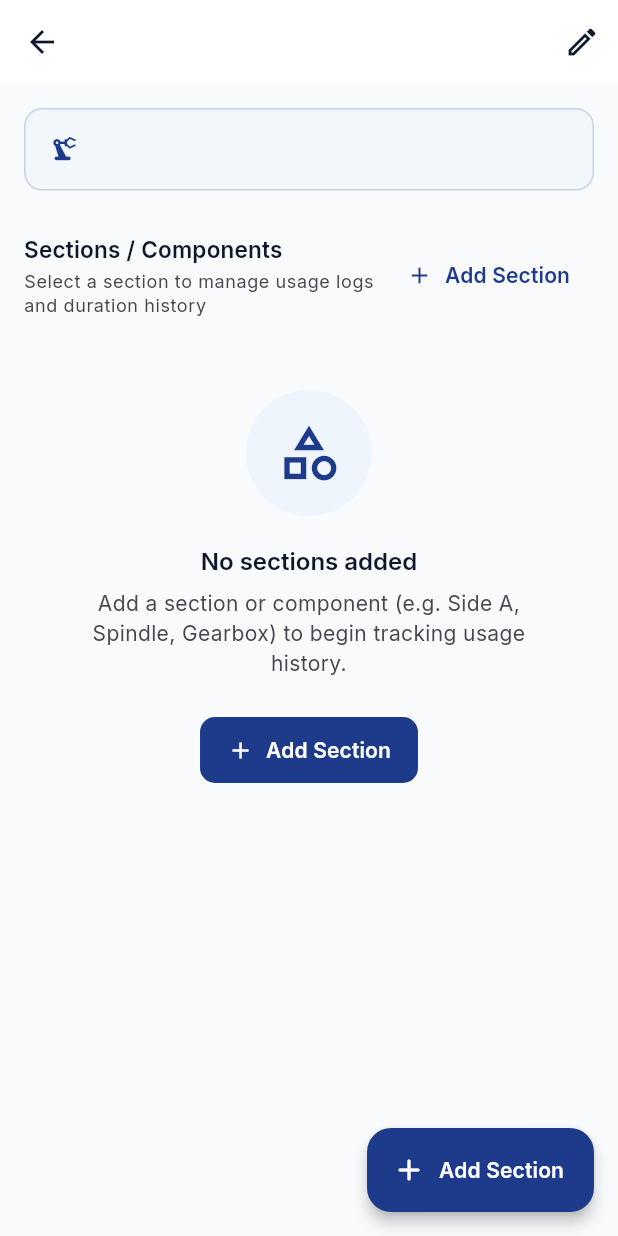
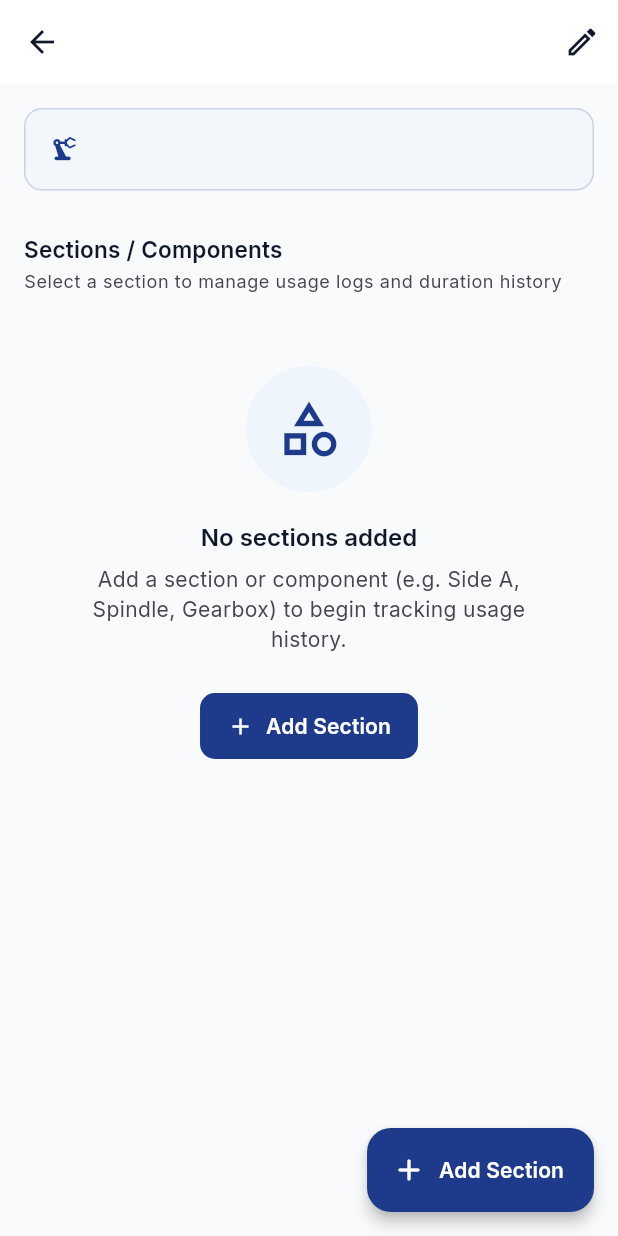
Before and after one commit to kachakaran6/equiptrack, a Flutter app: the MachineDetailScreen screen opened directly with empty values, on a phone screen of 412 x 824 dp. Run offline on Flutter 3.47's test engine with Material 3 defaults, Android fonts, the light colour scheme and no system bars; our stand-ins replace flex_color_scheme, flutter_dotenv, flutter_riverpod, go_router, google_fonts, pdf and 3 more; missing offline and left inert: excel, in_app_update; accounts and stored records are empty.

Commit message:
feat(machines): add reactive provider invalidation for machine and section mutations

```diff
--- a/lib/features/machines/controllers/machines_controller.dart
+++ b/lib/features/machines/controllers/machines_controller.dart
@@ -49,6 +49,7 @@ class MachinesController extends AsyncNotifier<void> {
         name: name,
         description: description,
       );
+      ref.invalidate(machinesStreamProvider);
       state = const AsyncValue.data(null);
       return machine;
     } catch (e, st) {
@@ -72,6 +73,7 @@ class MachinesController extends AsyncNotifier<void> {
         name: name,
         description: description,
       );
+      ref.invalidate(machinesStreamProvider);
       state = const AsyncValue.data(null);
       return machine;
     } catch (e, st) {
@@ -87,6 +89,7 @@ class MachinesController extends AsyncNotifier<void> {
     try {
       final repo = ref.read(machineRepositoryProvider);
       await repo.deleteMachine(id);
+      ref.invalidate(machinesStreamProvider);
       state = const AsyncValue.data(null);
       return true;
     } catch (e, st) {
--- a/lib/features/machines/screens/machine_list_screen.dart
+++ b/lib/features/machines/screens/machine_list_screen.dart
@@ -27,7 +27,7 @@ class MachineListScreen extends ConsumerWidget {
 
     return ResponsiveScaffold(
       appBar: AppBar(
-        title: const Text('Machines'),
+        title: const Text('EquipTrack'),
         actions: [
           IconButton(
             key: const Key(AppKeys.signOutButton),
--- a/lib/features/sections/controllers/sections_controller.dart
+++ b/lib/features/sections/controllers/sections_controller.dart
@@ -25,6 +25,7 @@ class SectionsController extends AsyncNotifier<void> {
         machineId: machineId,
         name: name,
       );
+      ref.invalidate(sectionsStreamFamily(machineId));
       state = const AsyncValue.data(null);
       return section;
     } catch (e, st) {
@@ -37,6 +38,7 @@ class SectionsController extends AsyncNotifier<void> {
 
   Future<Section?> updateSection({
     required String id,
+    required String machineId,
     required String name,
   }) async {
     state = const AsyncValue.loading();
@@ -46,6 +48,7 @@ class SectionsController extends AsyncNotifier<void> {
         id: id,
         name: name,
       );
+      ref.invalidate(sectionsStreamFamily(machineId));
       state = const AsyncValue.data(null);
       return section;
     } catch (e, st) {
@@ -56,11 +59,12 @@ class SectionsController extends AsyncNotifier<void> {
     }
   }
 
-  Future<bool> deleteSection(String id) async {
+  Future<bool> deleteSection(String id, String machineId) async {
     state = const AsyncValue.loading();
     try {
       final repo = ref.read(sectionRepositoryProvider);
       await repo.deleteSection(id);
+      ref.invalidate(sectionsStreamFamily(machineId));
       state = const AsyncValue.data(null);
       return true;
     } catch (e, st) {
--- a/lib/features/sections/screens/machine_detail_screen.dart
+++ b/lib/features/sections/screens/machine_detail_screen.dart
@@ -124,15 +124,9 @@ class MachineDetailScreen extends ConsumerWidget {
                 const SizedBox(height: 20),
 
                 // Sections Header
-                AppSectionHeader(
+                const AppSectionHeader(
                   title: 'Sections / Components',
                   subtitle: 'Select a section to manage usage logs and duration history',
-                  trailing: TextButton.icon(
-                    onPressed: () =>
-                        AddEditSectionDialog.show(context, machineId: machineId),
-                    icon: const Icon(Icons.add, size: 18),
-                    label: const Text('Add Section'),
-                  ),
                 ),
                 const SizedBox(height: 8),
 
@@ -256,7 +250,7 @@ class _SectionCard extends ConsumerWidget {
                 if (confirm == true) {
                   final ok = await ref
                       .read(sectionsControllerProvider.notifier)
-                      .deleteSection(section.id);
+                      .deleteSection(section.id, section.machineId);
                   if (context.mounted) {
                     if (ok) {
                       context.showSuccessSnackBar('Section deleted');
--- a/lib/features/sections/widgets/add_edit_section_dialog.dart
+++ b/lib/features/sections/widgets/add_edit_section_dialog.dart
@@ -77,6 +77,7 @@ class _AddEditSectionDialogState extends ConsumerState<AddEditSectionDialog> {
     } else {
       result = await controller.updateSection(
         id: widget.section!.id,
+        machineId: widget.machineId,
         name: _nameController.text.trim(),
       );
     }
```
